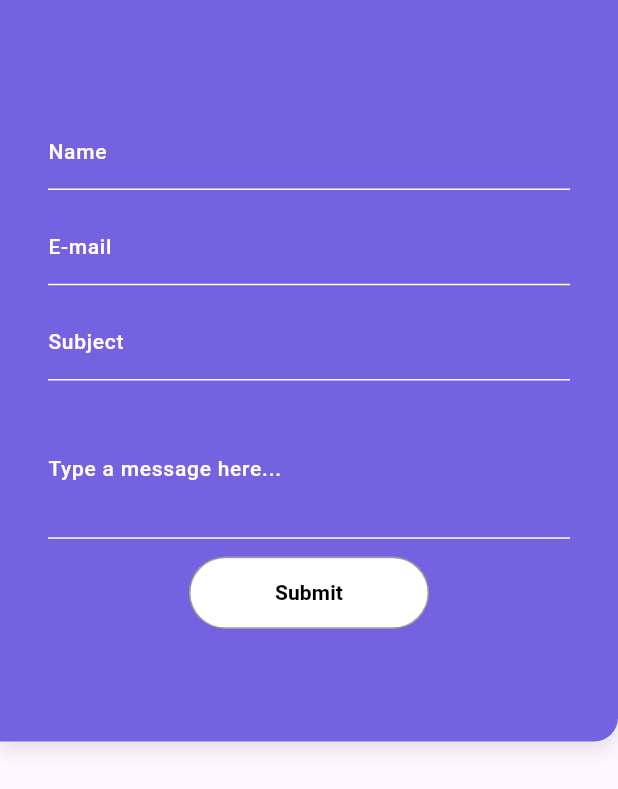
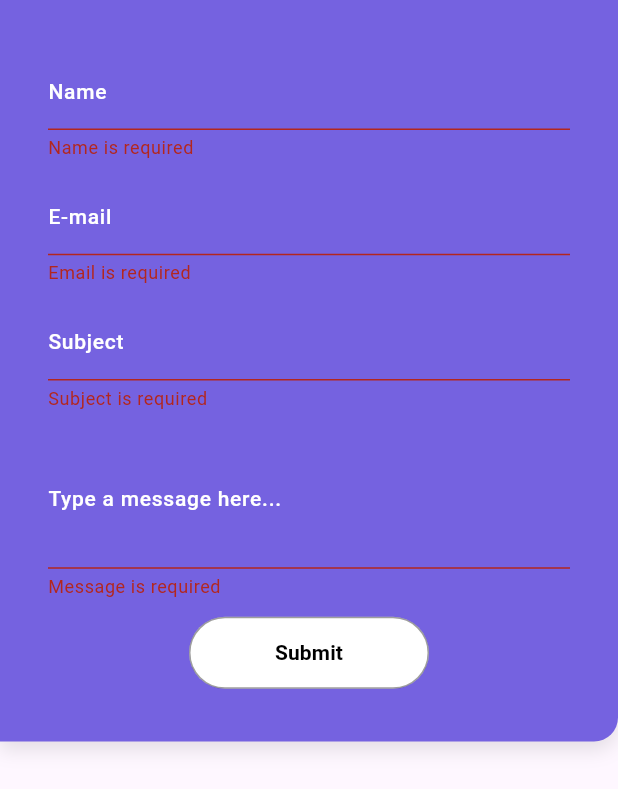
Before and after one commit to Vivekkurre1/vivek_portfolio, a Flutter app: the ContactForm widget shown alone on an empty page, opened directly, after a tap on "Submit", on a phone screen of 412 x 824 dp. Shown: the top 789 px of the screen. Run offline on Flutter 3.47's test engine with Material 3 defaults, Android fonts, the phone set to English and light mode, and no system bars; drawn by our look-alikes of auto_size_text; our stand-ins replace equatable, flutter_bloc, flutter_svg, font_awesome_flutter; missing offline and left inert: universal_html; network calls fail.

Commit message:
send email successfully implemented

```diff
--- a/lib/presentation/widgets/body/contact/contact_form.dart
+++ b/lib/presentation/widgets/body/contact/contact_form.dart
@@ -1,6 +1,7 @@
 import 'package:flutter/material.dart';
 import 'package:flutter_bloc/flutter_bloc.dart';
 import 'package:vivek_portfolio/core/utils/theme_cubit.dart';
+import 'package:vivek_portfolio/service/emailjs_service.dart';
 import '../../../../core/utils/app_enums.dart';
 import '../../../../core/utils/app_extensions.dart';
 import '../../../common_widgets/custom_button.dart';
@@ -57,28 +58,65 @@ class _ContactFormState extends State<ContactForm> {
       height: _getFormHeight(context.width),
       child: Form(
         key: _formKey,
+        autovalidateMode: AutovalidateMode.onUserInteraction,
         child: Column(
           crossAxisAlignment: CrossAxisAlignment.center,
           mainAxisAlignment: MainAxisAlignment.center,
           spacing: 12,
           children: [
-            CustomTextFormField(title: "Name", controller: _nameController),
-            CustomTextFormField(title: "E-mail", controller: _emailController),
+            CustomTextFormField(
+              title: "Name",
+              controller: _nameController,
+              validator: (value) => value == null || value.trim().isEmpty
+                  ? 'Name is required'
+                  : null,
+            ),
+            CustomTextFormField(
+              title: "E-mail",
+              controller: _emailController,
+              validator: (value) => value == null || value.trim().isEmpty
+                  ? 'Email is required'
+                  : !RegExp(
+                      r"^[a-zA-Z0-9.a-zA-Z0-9.!#$%&'*+-\/=?^_`{|}~]+@[a-zA-Z0-9]+\.[a-zA-Z]+",
+                    ).hasMatch(value.trim())
+                  ? 'Enter a valid email'
+                  : null,
+            ),
             CustomTextFormField(
               title: "Subject",
               controller: _subjectController,
+              validator: (value) => value == null || value.trim().isEmpty
+                  ? 'Subject is required'
+                  : null,
             ),
             CustomTextFormField(
               title: "Type a message here...",
               controller: _messageController,
               maxLines: 3,
+              validator: (value) => value == null || value.trim().isEmpty
+                  ? 'Message is required'
+                  : null,
             ),
             CustomButton2(
               Colors.black,
               label: 'Submit',
               borderColor: Colors.black38,
               backgroundColor: Colors.white,
-              onPressed: () {},
+              onPressed: () async {
+                if (_formKey.currentState!.validate()) {
+                  await sendEmail(
+                    name: _nameController.text.trim(),
+                    email: _emailController.text.trim(),
+                    subject: _subjectController.text.trim(),
+                    message: _messageController.text.trim(),
+                  );
+                  _formKey.currentState!.reset();
+                  _nameController.clear();
+                  _emailController.clear();
+                  _subjectController.clear();
+                  _messageController.clear();
+                }
+              },
               width: 160,
             ),
           ],
@@ -120,10 +158,12 @@ class CustomTextFormField extends StatelessWidget {
     required this.title,
     required TextEditingController controller,
     this.maxLines = 1,
+    required this.validator,
   }) : _nameController = controller;
   final String title;
   final TextEditingController _nameController;
   final int maxLines;
+  final String? Function(String?) validator;
   @override
   Widget build(BuildContext context) {
     var theme = context.watch<ThemeCubit>().state.themeData;
@@ -150,9 +190,9 @@ class CustomTextFormField extends StatelessWidget {
       controller: _nameController,
       style: getExpMsgContentStyle(),
       maxLines: maxLines,
+      validator: validator,
       decoration: InputDecoration(
         labelText: title,
-
         labelStyle: getExpMsgContentStyle(),
         enabledBorder: const UnderlineInputBorder(
           borderSide: BorderSide(
--- /dev/null
+++ b/lib/service/emailjs_service.dart
@@ -0,0 +1,32 @@
+import 'package:http/http.dart';
+import 'dart:convert';
+
+Future<void> sendEmail({
+  required String name,
+  required String email,
+  required String subject,
+  required String message,
+}) async {
+  final url = Uri.parse("https://api.emailjs.com/api/v1.0/email/send");
+  final response = await post(
+    url,
+    headers: {'Content-Type': 'application/json'},
+    body: json.encode({
+      'service_id': 'service_liqsjxd',
+      'template_id': 'template_15p76qh',
+      'user_id': 'nxBt96FK5KiVKUdqO',
+      'template_params': {
+        'from_name': name,
+        'email': email,
+        'from_subject': subject,
+        'message': message,
+      },
+    }),
+  );
+
+  if (response.statusCode == 200) {
+    print('Email sent successfully!');
+  } else {
+    print('Failed to send email: ${response.body}');
+  }
+}
--- a/pubspec.yaml
+++ b/pubspec.yaml
@@ -44,6 +44,7 @@ dependencies:
   universal_html: ^2.2.4
   flutter_riverpod: ^2.6.1
   url_launcher: ^6.3.2
+  http: ^1.5.0
 
 dev_dependencies:
   flutter_test:
```
Also changed, not shown: pubspec.lock.
